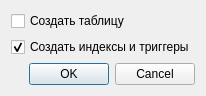
The window that FmtLib/ui/dbinitdlg.ui (Smitt64/WorkFMT) describes before a commit, drawn with Qt 5.
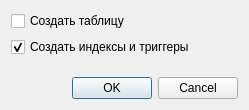
The same window after the commit.

Commit message: Fix init table on pg

```diff
--- a/FmtLib/ui/dbinitdlg.ui
+++ b/FmtLib/ui/dbinitdlg.ui
@@ -6,8 +6,8 @@
    <rect>
     <x>0</x>
     <y>0</y>
-    <width>191</width>
-    <height>87</height>
+    <width>249</width>
+    <height>110</height>
    </rect>
   </property>
   <property name="windowTitle">
@@ -31,6 +31,19 @@
      </property>
     </widget>
    </item>
+   <item>
+    <spacer name="verticalSpacer">
+     <property name="orientation">
+      <enum>Qt::Vertical</enum>
+     </property>
+     <property name="sizeHint" stdset="0">
+      <size>
+       <width>20</width>
+       <height>40</height>
+      </size>
+     </property>
+    </spacer>
+   </item>
    <item>
     <widget class="QDialogButtonBox" name="buttonBox">
      <property name="orientation">
```
The commit also changes 2 other files.
